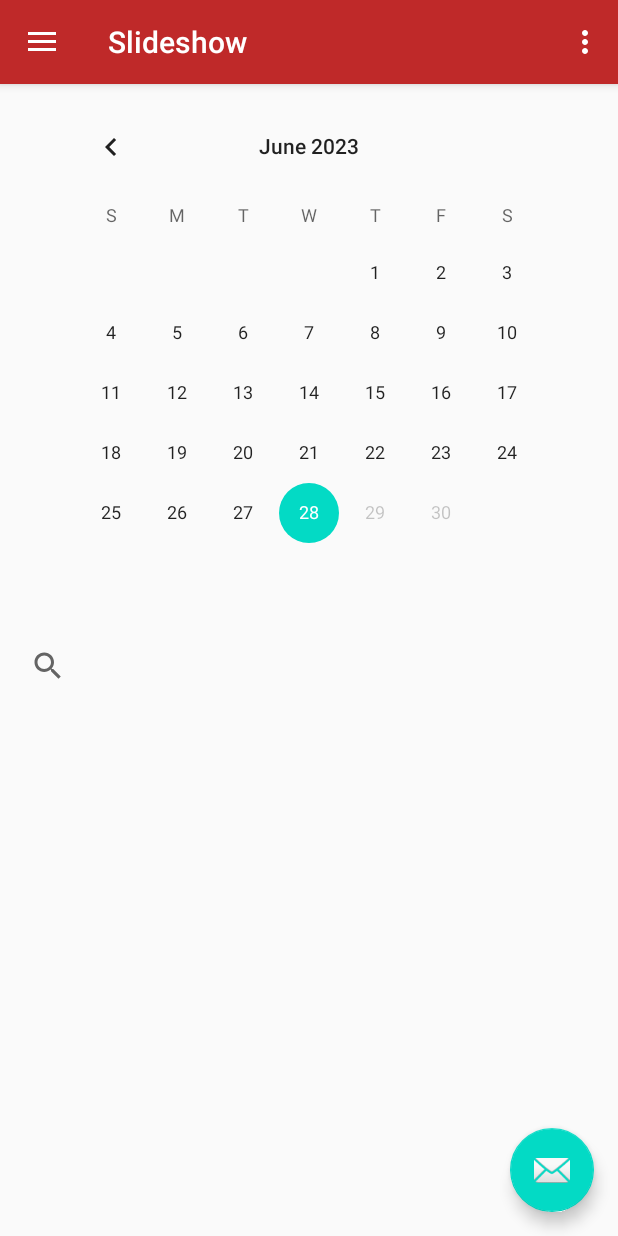
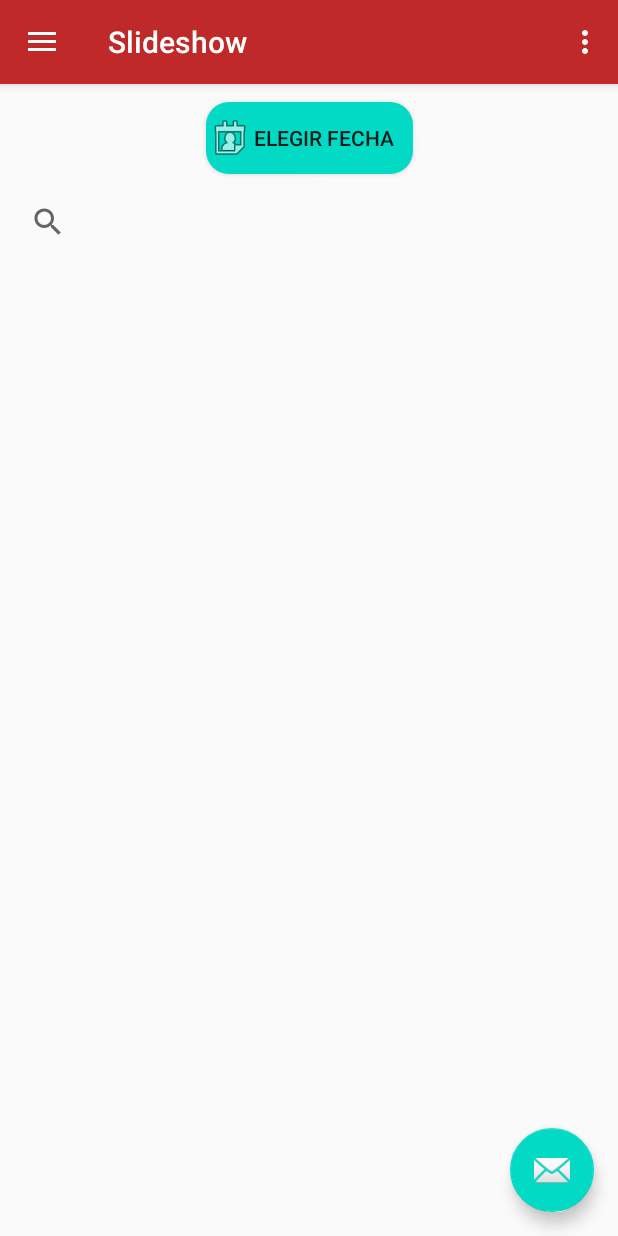
Before and after one commit to egomezsumma/checheritoX, an Android app: the screen it shows after launch (MainActivity), in the side drawer, after a tap on "Gacetas", on a phone screen of 412 x 824 dp. Run offline under Robolectric (Android 15) with nearby library versions, the phone set to English and light mode, and no system bars; our stand-ins replace data binding, navigation-ui.

Commit message:
Agregando boton para ocultar/mostrar calendario

```diff
--- a/app/src/main/java/com/example/checheritox/ui/gacetas/GacetasFragment.kt
+++ b/app/src/main/java/com/example/checheritox/ui/gacetas/GacetasFragment.kt
@@ -22,6 +22,7 @@ import com.example.checheritox.databinding.FragmentGacetasBinding
 import com.example.checheritox.databinding.GacetaLinkItemBinding
 import com.example.checheritox.ui.ChecheritoXListAdapter
 import com.example.checheritox.ui.RecyclerViewManager
+import com.example.checheritox.utils.UIUtils
 import com.example.checheritox.utils.printLongWithFormat
 import kotlinx.android.synthetic.main.fragment_gacetas.*
 import kotlinx.android.synthetic.main.nav_header_main.view.*
@@ -61,10 +62,21 @@ class GacetasFragment : Fragment() {
                     val date = Calendar.getInstance()
                     date.set(year, month, dayOfMonth)
                     onDateSelected(date)
+
+                    // Oculto semejante calendario
+                    calendarView.visibility = View.GONE
                     // set this date in TextView for Display
                     Toast.makeText(context, Date, Toast.LENGTH_LONG).show()
                 })
         calendarView.maxDate = System.currentTimeMillis();
+
+        // inicializo el boton
+        binding.calendarView.visibility = View.GONE
+        binding.showCalendarBtn.setOnClickListener {
+            val oldVal = binding.calendarView.visibility
+            binding.calendarView.visibility = if(View.VISIBLE == oldVal) View.GONE else View.VISIBLE
+        }
+        UIUtils.setRoundedBorders(binding.showCalendarBtn, activity!!, 23f)
 
         initRecyclerView(binding.list, listManager, gacetasViewModel.gacetasLinks)
         initSearchView(binding.search)
@@ -139,6 +151,9 @@ class GacetasFragment : Fragment() {
             override fun onQueryTextChange(newText: String?): Boolean {
                 // false if the SearchView should perform the default action of showing any suggestions if available,
                 // true if the action was handled by the listener.
+                if(newText!=null && newText.isEmpty()){
+                    gacetasViewModel.clearList()
+                }
                 return false
             }
         })
--- a/app/src/main/java/com/example/checheritox/ui/gacetas/GacetasViewModel.kt
+++ b/app/src/main/java/com/example/checheritox/ui/gacetas/GacetasViewModel.kt
@@ -16,26 +16,13 @@ import java.util.Calendar
 
 class GacetasViewModel(actOrFrag:GacetasFragment) : ChecheritoViewModel<GacetasFragment>(actOrFrag) {
 
-    /*private val _text = MutableLiveData<String>()
-    val text : LiveData<String>
-        get() = _text*/
-
     private val _gacetasLinks = MutableLiveData<List<GacetasFragment.GacetaLink>>()
     val gacetasLinks : LiveData<List<GacetasFragment.GacetaLink>>
         get() = _gacetasLinks
 
 
     val gacetasUrlsByNo : HashMap<String, String> = hashMapOf()
-    /*fun getGacetasFromDate(date:Calendar) {
-        var dayOfMouth = ("0" + date.get(Calendar.DAY_OF_MONTH).toString());
-        if (date.get(Calendar.DAY_OF_MONTH) > 9) {
-            dayOfMouth = date.get(Calendar.DAY_OF_MONTH).toString()
-        }
-        var month = printLongWithFormat(date.timeInMillis, format = "MMM")
-        var year = date.get(Calendar.YEAR).toString();
-        val text = "${dayOfMouth}+de+${month}+de+${year}"
-        getGacetasFromText(text)
-    }*/
+
 
     fun getGacetasFromText(text:String) {
         uiScope.launch {
@@ -92,4 +79,8 @@ class GacetasViewModel(actOrFrag:GacetasFragment) : ChecheritoViewModel<GacetasF
 
     }
 
+    fun clearList() {
+        _gacetasLinks.value = arrayListOf()
+    }
+
 }
--- /dev/null
+++ b/app/src/main/java/com/example/checheritox/utils/UIUtils.kt
@@ -0,0 +1,24 @@
+package com.example.checheritox.utils
+
+import android.content.Context
+import android.graphics.drawable.GradientDrawable
+import android.widget.Button
+import androidx.core.content.ContextCompat
+import com.example.checheritox.R
+
+class UIUtils {
+    companion object {
+        fun setRoundedBorders(btn:Button, context:Context, roudedFactor: Float =8f, colorResId:Int=R.color.colorAccent) {
+            val gradientDrawable = GradientDrawable()
+            gradientDrawable.shape = GradientDrawable.RECTANGLE
+            gradientDrawable.cornerRadii = floatArrayOf(roudedFactor,roudedFactor,roudedFactor, roudedFactor,
+                roudedFactor,
+                roudedFactor,
+                roudedFactor,
+                roudedFactor
+            ) // Ajusta los valores de los radios según el tamaño de los bordes redondeados deseados
+            gradientDrawable.setColor(ContextCompat.getColor(context, R.color.colorAccent)) // Ajusta el color del fondo del botón
+            btn.setBackground(gradientDrawable)
+        }
+    }
+}
--- a/app/src/main/res/layout/fragment_gacetas.xml
+++ b/app/src/main/res/layout/fragment_gacetas.xml
@@ -7,20 +7,21 @@
     android:layout_height="match_parent"
     tools:context=".ui.gacetas.GacetasFragment">
 
-    <SearchView
-        android:id="@+id/search"
-        android:layout_width="match_parent"
+    <Button
+        android:id="@+id/showCalendarBtn"
+        android:text="@string/select_date"
+        android:layout_width="wrap_content"
         android:layout_height="wrap_content"
-        android:layout_marginStart="8dp"
-        android:layout_marginTop="8dp"
-        android:layout_marginEnd="8dp"
-        android:textAlignment="center"
-        android:textSize="20sp"
-        android:theme="@style/SearchViewStyle"
-        app:layout_constraintBottom_toBottomOf="parent"
+        android:background="@color/colorAccent"
+        android:drawableLeft="@android:drawable/ic_menu_my_calendar"
+        android:layout_marginTop="@dimen/margin_md"
+        android:paddingEnd="@dimen/margin_md"
+        app:layout_constraintTop_toTopOf="parent"
         app:layout_constraintEnd_toEndOf="parent"
-        app:layout_constraintStart_toStartOf="parent"
-        app:layout_constraintTop_toTopOf="parent" />
+        app:layout_constraintStart_toStartOf="parent">
+
+    </Button>
+
 
     <CalendarView
         android:id="@+id/calendarView"
@@ -31,7 +32,24 @@
         android:layout_marginEnd="8dp"
         app:layout_constraintEnd_toEndOf="parent"
         app:layout_constraintStart_toStartOf="parent"
-        app:layout_constraintTop_toTopOf="parent" />
+        app:layout_constraintTop_toBottomOf="@id/showCalendarBtn" />
+
+    <SearchView
+        android:id="@+id/search"
+        android:layout_width="match_parent"
+        android:layout_height="wrap_content"
+        android:queryHint="@string/search_gaceta"
+        android:layout_marginStart="8dp"
+        android:layout_marginTop="8dp"
+        android:layout_marginEnd="8dp"
+        android:textAlignment="center"
+        android:textSize="20sp"
+        android:theme="@style/SearchViewStyle"
+        app:layout_constraintBottom_toTopOf="@id/list"
+        app:layout_constraintEnd_toEndOf="parent"
+        app:layout_constraintStart_toStartOf="parent"
+        app:layout_constraintTop_toBottomOf="@id/calendarView" />
+
 
     <androidx.recyclerview.widget.RecyclerView
         android:id="@+id/list"
--- a/app/src/main/res/layout/gaceta_link_item.xml
+++ b/app/src/main/res/layout/gaceta_link_item.xml
@@ -6,11 +6,11 @@
     <androidx.constraintlayout.widget.ConstraintLayout
         android:id="@+id/linearLayout"
         android:layout_width="match_parent"
-        android:layout_height="wrap_content"
-        android:background="@color/black_background">
+        android:layout_height="wrap_content">
 
         <TextView
             android:id="@+id/numero"
+            android:drawableLeft="@android:drawable/ic_menu_compass"
             android:layout_width="251dp"
             android:layout_height="wrap_content"
             android:layout_marginStart="8dp"
--- a/app/src/main/res/values/dimens.xml
+++ b/app/src/main/res/values/dimens.xml
@@ -5,4 +5,8 @@
     <dimen name="nav_header_vertical_spacing">8dp</dimen>
     <dimen name="nav_header_height">176dp</dimen>
     <dimen name="fab_margin">16dp</dimen>
+    <dimen name="margin_sm">8dp</dimen>
+    <dimen name="margin_md">12dp</dimen>
+    <dimen name="margin_xl">16dp</dimen>
+
 </resources>
--- a/app/src/main/res/values/strings.xml
+++ b/app/src/main/res/values/strings.xml
@@ -13,4 +13,6 @@
     <string name="constitucion">Constitucion Nacional</string>
     <string name="codigos">Códigos</string>
     <string name="gacetas">Gacetas</string>
+    <string name="select_date">Elegir fecha</string>
+    <string name="search_gaceta">Buscar gaceta</string>
 </resources>
```
